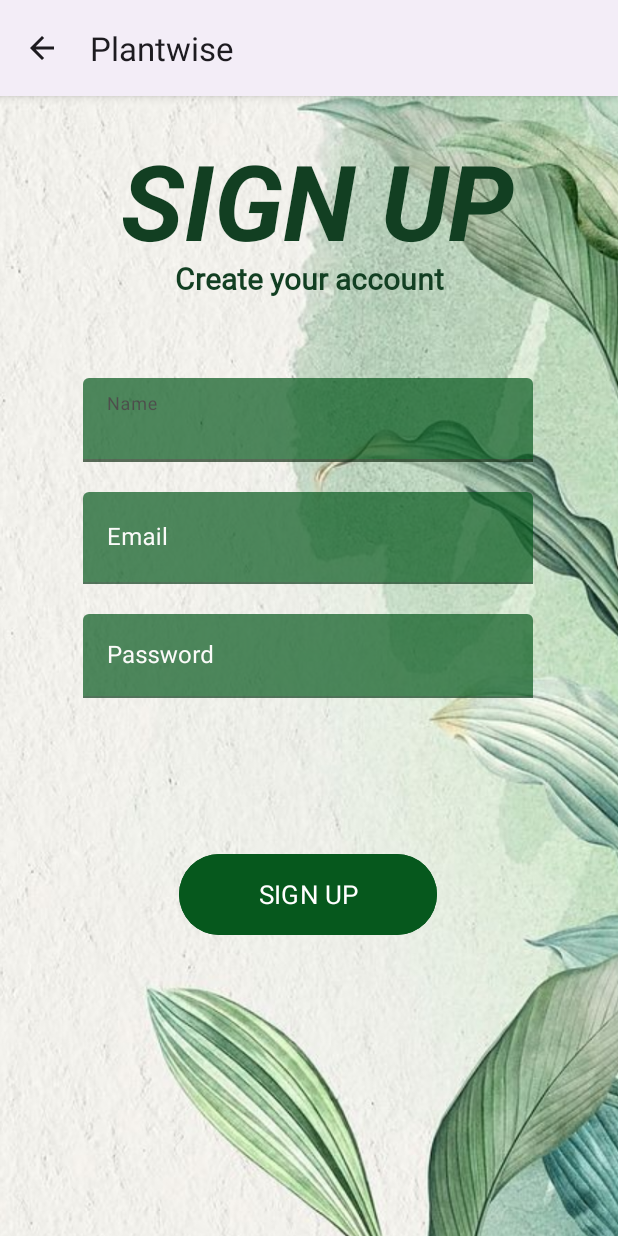
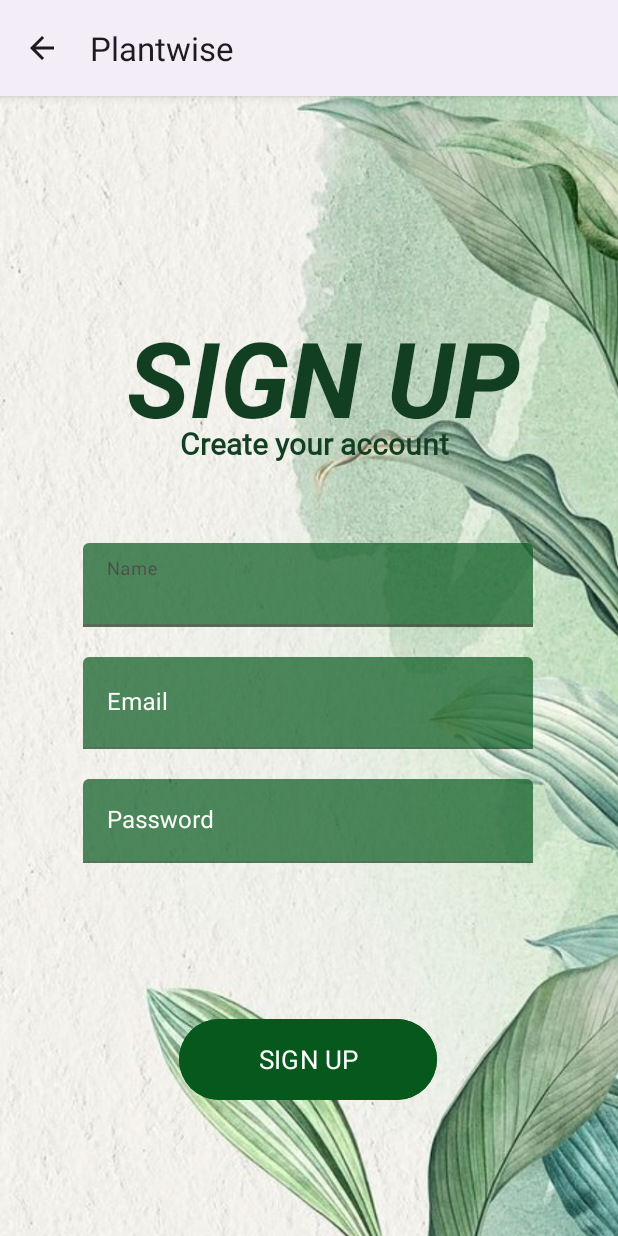
Before and after one commit to tush-gt/Plantwise, an Android app: the SignupActivity screen opened directly, with no data from a screen before it, on a phone screen of 412 x 824 dp. Run offline under Robolectric (Android 15) with nearby library versions, the phone set to English and light mode, and no system bars; Roboto replaces fonts that are not available here.

Commit message:
re-commit

```diff
--- a/app/src/main/res/layout/activity_signup.xml
+++ b/app/src/main/res/layout/activity_signup.xml
@@ -22,7 +22,6 @@
         android:id="@+id/textView2"
         android:layout_width="308dp"
         android:layout_height="40dp"
-        android:layout_marginBottom="612dp"
         android:fontFamily="@font/jaldi"
         android:text="Create your account"
         android:textAlignment="center"
@@ -32,14 +31,15 @@
         android:textStyle="bold"
         app:layout_constraintBottom_toBottomOf="parent"
         app:layout_constraintEnd_toEndOf="parent"
-        app:layout_constraintHorizontal_bias="0.497"
-        app:layout_constraintStart_toStartOf="parent" />
+        app:layout_constraintHorizontal_bias="0.533"
+        app:layout_constraintStart_toStartOf="parent"
+        app:layout_constraintTop_toTopOf="parent"
+        app:layout_constraintVertical_bias="0.303" />
 
     <TextView
         android:id="@+id/textView"
         android:layout_width="287dp"
         android:layout_height="105dp"
-        android:layout_marginBottom="632dp"
         android:fontFamily="@font/allerta_stencil"
         android:text="Sign Up"
         android:textAlignment="center"
@@ -49,8 +49,10 @@
         android:textStyle="bold|italic"
         app:layout_constraintBottom_toBottomOf="parent"
         app:layout_constraintEnd_toEndOf="parent"
-        app:layout_constraintHorizontal_bias="0.548"
-        app:layout_constraintStart_toStartOf="parent" />
+        app:layout_constraintHorizontal_bias="0.58"
+        app:layout_constraintStart_toStartOf="parent"
+        app:layout_constraintTop_toTopOf="parent"
+        app:layout_constraintVertical_bias="0.215" />
 
     <com.google.android.material.textfield.TextInputLayout
         android:id="@+id/textInputLayout"
```
